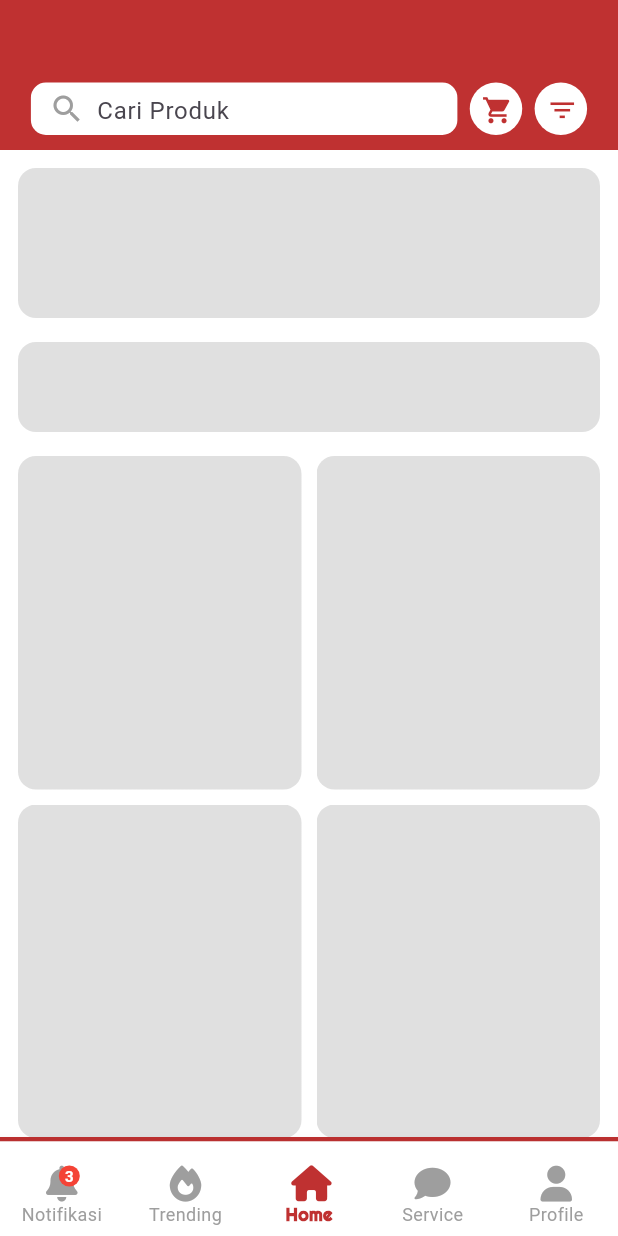
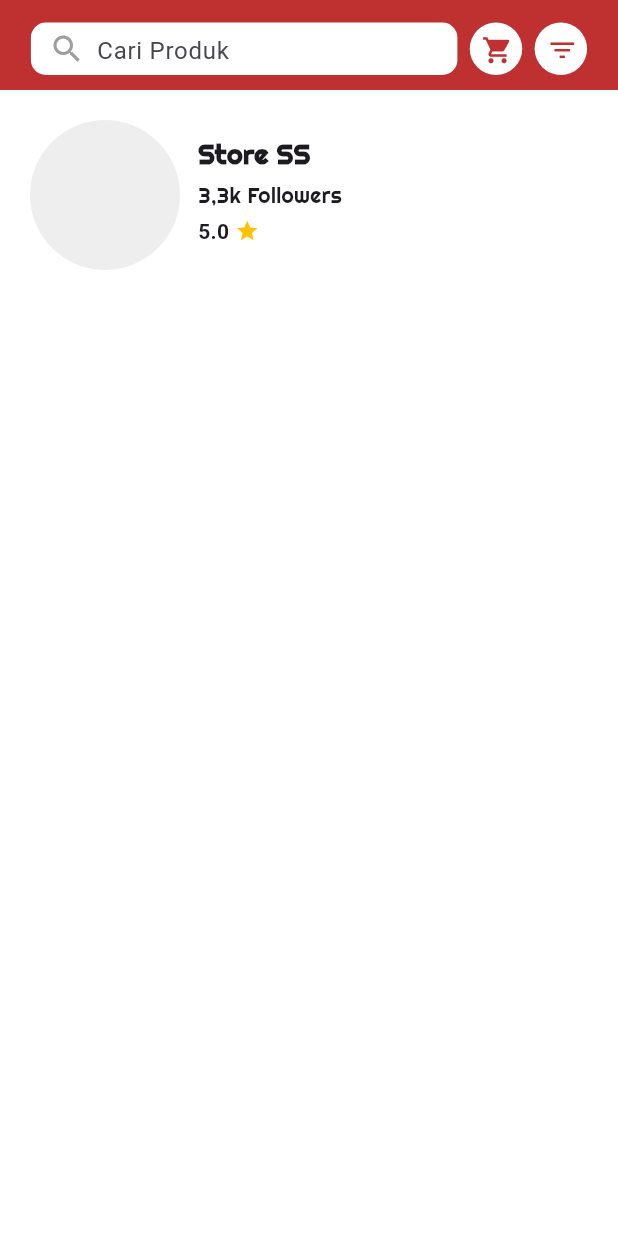
Before and after one commit to SendokJeruk/E-MART---Flutter, a Flutter app: the first screen one second after launch, on a phone screen of 412 x 824 dp. Run offline on Flutter 3.47's test engine with Material 3 defaults, Android fonts, the phone set to English and light mode, and no system bars; drawn by our look-alikes of shimmer; our stand-ins replace flutter_dotenv, flutter_svg, font_awesome_flutter, geocoding, geolocator, get and 1 more.

Commit message:
Add Page Detail Page, etc

```diff
--- /dev/null
+++ b/lib/core/utils/constrants.dart
@@ -0,0 +1,4 @@
+class Constant {
+  static const String apiUrl = 'http://127.0.0.1:8000/api';
+  static const String keyToken = 'access_token';
+}
--- a/lib/main.dart
+++ b/lib/main.dart
@@ -16,6 +16,7 @@ import 'presentation/widgets/notification_provider.dart';
 import 'presentation/pages/login.dart';
 import './presentation/pages/view.dart';
 import 'package:flutter_dotenv/flutter_dotenv.dart';
+import 'presentation/pages/DetailToko/produk.dart';
 
 void main() {
   runApp(
@@ -43,7 +44,7 @@ class MainApp extends StatelessWidget {
         colorScheme: ColorScheme.fromSeed(seedColor: Colors.deepPurple),
         useMaterial3: true,
       ),
-      home: HomePage(),
+      home: ProdukDetailPerson(),
     );
   }
 }
--- /dev/null
+++ b/lib/presentation/pages/DetailToko/produk.dart
@@ -0,0 +1,172 @@
+import 'package:flutter/material.dart';
+import 'package:e_mart_11bdg/presentation/pages/payment.dart';
+import 'package:e_mart_11bdg/presentation/pages/cart.dart';
+
+class ProdukDetailPerson extends StatefulWidget {
+  const ProdukDetailPerson({super.key});
+
+  @override
+  State<ProdukDetailPerson> createState() => _ProdukDetailPersonState();
+}
+
+class _ProdukDetailPersonState extends State<ProdukDetailPerson> {
+  @override
+  Widget build(BuildContext context) {
+    final screenWidth = MediaQuery.of(context).size.width;
+    final screenHeight = MediaQuery.of(context).size.height;
+
+    return Scaffold(
+    backgroundColor: Color.fromARGB(255, 255, 255, 255),
+      resizeToAvoidBottomInset: true,
+      appBar: PreferredSize(
+        preferredSize: Size.fromHeight(60),
+        child: AppBar(
+          backgroundColor: Color(0xFFBF3131),
+          iconTheme: const IconThemeData(color: Colors.white),
+          flexibleSpace: SafeArea(
+            child: Padding(
+              padding: EdgeInsets.symmetric(
+                horizontal: screenWidth * 0.05,
+                vertical: 10,
+              ),
+              child: Column(
+                mainAxisAlignment: MainAxisAlignment.end,
+                children: [
+                  Row(
+                    children: [
+                      Expanded(
+                        child: Container(
+                          height: 35,
+                          padding: EdgeInsets.symmetric(horizontal: 12),
+                          decoration: BoxDecoration(
+                            color: Colors.white,
+                            borderRadius: BorderRadius.circular(10),
+                          ),
+                          child: Row(
+                            children: [
+                              Icon(Icons.search, color: Colors.grey),
+                              SizedBox(width: 8),
+                              Expanded(
+                                child: TextField(
+                                  decoration: InputDecoration(
+                                    hintText: 'Cari Produk',
+                                    border: InputBorder.none,
+                                  ),
+                                ),
+                              ),
+                            ],
+                          ),
+                        ),
+                      ),
+                      SizedBox(width: screenWidth * 0.02),
+                      Container(
+                        height: 35,
+                        width: 35,
+                        decoration: BoxDecoration(
+                          color: Colors.white,
+                          shape: BoxShape.circle,
+                        ),
+                        child: IconButton(
+                          icon: Icon(
+                            Icons.shopping_cart,
+                            color: Color(0xFFBF3131),
+                          ),
+                          iconSize: 21,
+                          onPressed: () {
+                            Navigator.push(
+                              context,
+                              MaterialPageRoute(
+                                builder: (context) => CartPage(),
+                              ),
+                            );
+                          },
+                        ),
+                      ),
+                      SizedBox(width: screenWidth * 0.02),
+                      Container(
+                        height: 35,
+                        width: 35,
+                        decoration: BoxDecoration(
+                          color: Colors.white,
+                          shape: BoxShape.circle,
+                        ),
+                        child: IconButton(
+                          icon: Icon(
+                            Icons.filter_list,
+                            color: Color(0xFFBF3131),
+                          ),
+                          iconSize: 21,
+                          onPressed: () {
+                            Navigator.push(
+                              context,
+                              MaterialPageRoute(
+                                builder: (context) => PaymentPage(),
+                              ),
+                            );
+                          },
+                        ),
+                      ),
+                    ],
+                  ),
+                ],
+              ),
+            ),
+          ),
+        ),
+      ),
+      body: SingleChildScrollView(
+        child: Row(
+          crossAxisAlignment: CrossAxisAlignment.start,
+          children: [
+            Padding(padding: EdgeInsets.only(top: 20, left: 20),
+              child: CircleAvatar(
+              radius: 50,
+              backgroundColor: Colors.grey.shade200,
+              backgroundImage: null,
+             ),
+            ),
+            SizedBox(width: 12,),
+
+           Padding(
+              padding: EdgeInsets.only(top: 30),
+              child: Column(
+                crossAxisAlignment: CrossAxisAlignment.start,
+                children: [
+                  Text(
+                    'Store SS',
+                    style: TextStyle(
+                      fontSize: 18,
+                      fontWeight: FontWeight.bold,
+                      fontFamily: 'Righteous',
+                    ),
+                  ),
+                  SizedBox(height: 4),
+                  Text(
+                    '3,3k Followers',
+                    style: TextStyle(fontSize: 14, fontWeight: FontWeight.w500, fontFamily: 'Righteous'),
+                  ),
+                  SizedBox(height: 4),
+                  Row(
+                    children: [
+                      Text(
+                        '5.0',
+                        style: TextStyle(
+                          fontSize: 14,
+                          fontWeight: FontWeight.bold,
+                        ),
+                      ),
+                      SizedBox(width: 4),
+                      Icon(Icons.star, color: Colors.amber, size: 16),
+
+                      SizedBox(width: 8),
+                    ],
+                  ),
+                ],
+              ),
+            ),
+          ],
+        ),
+      ),
+    );
+  }
+}
--- a/pubspec.yaml
+++ b/pubspec.yaml
@@ -20,6 +20,8 @@ dependencies:
   geolocator: ^11.0.0
   geocoding: ^2.1.0
   flutter_dotenv: ^5.2.1
+  http: ^1.4.0
+  shared_preferences: ^2.2.2
 
 
 dev_dependencies:
```
Also changed, not shown: lib/core/services/auth_service.dart (added, +38 -0 lines), lib/core/utils/shared_pref.dart (added, +18 -0 lines), lib/data/models/User.dart (added, +40 -0 lines), lib/presentation/pages/login.dart (+104 -40 lines), lib/core/services/user_service.dart (deleted), pubspec.lock, 2 other files.
